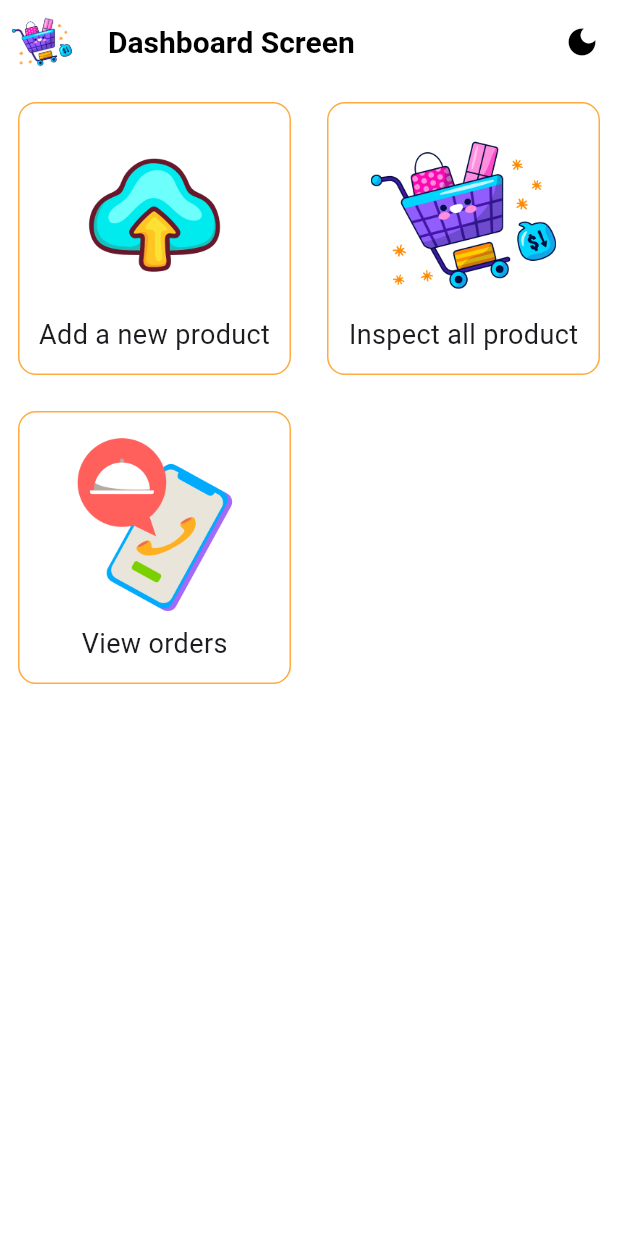
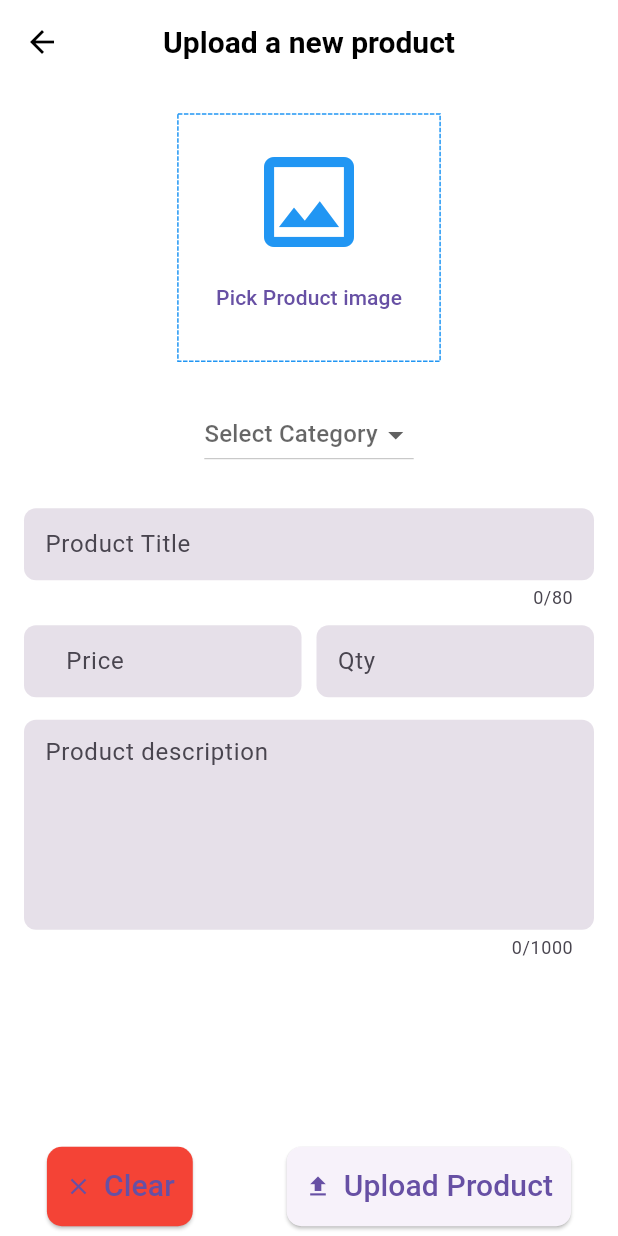
Before and after one commit to Aboud-KHalaf/store-admin-app, a Flutter app: the screen it shows after launch, after a tap on "Add a new product", on a phone screen of 412 x 824 dp. Run offline on Flutter 3.47's test engine with Material 3 defaults, Android fonts, the phone set to English and light mode, and no system bars; drawn by our look-alikes of dotted_border; our stand-ins replace fancy_shimmer_image, image_picker, shared_preferences, shimmer; missing offline and left inert: dynamic_height_grid_view.

Commit message:
finish admin panel app

```diff
--- a/lib/consts/app_constants.dart
+++ b/lib/consts/app_constants.dart
@@ -1,3 +1,5 @@
+import 'package:flutter/material.dart';
+
 class AppConstants {
   static const String productImageUrl =
       'https://i.ibb.co/8r1Ny2n/20-Nike-Air-Force-1-07.png';
@@ -9,5 +11,20 @@ class AppConstants {
     'Shoes',
     'Funiture',
     'Watches',
+    'Accessories'
   ];
+
+  static List<DropdownMenuItem<String>>? get categoriesDropDownList {
+    List<DropdownMenuItem<String>>? menuItems =
+        List<DropdownMenuItem<String>>.generate(
+      categoriesList.length,
+      (index) => DropdownMenuItem(
+        value: categoriesList[index],
+        child: Text(
+          categoriesList[index],
+        ),
+      ),
+    );
+    return menuItems;
+  }
 }
--- a/lib/main.dart
+++ b/lib/main.dart
@@ -1,6 +1,7 @@
 import 'package:flutter/material.dart';
 import 'package:provider/provider.dart';
 import 'package:shopsmart_admin_ar/screens/dashboard_screen.dart';
+import 'package:shopsmart_admin_ar/screens/edit_upload_product_form.dart';
 import 'consts/theme_data.dart';
 import 'providers/product_provider.dart';
 import 'providers/theme_provider.dart';
@@ -41,6 +42,8 @@ class MyApp extends StatelessWidget {
           routes: {
             OrdersScreenFree.routeName: (context) => const OrdersScreenFree(),
             SearchScreen.routeName: (context) => const SearchScreen(),
+            EditOrUploadProductScreen.routeName: (context) =>
+                const EditOrUploadProductScreen(),
           },
         );
       }),
--- a/lib/models/dashboard_button_model.dart
+++ b/lib/models/dashboard_button_model.dart
@@ -1,4 +1,5 @@
 import 'package:flutter/material.dart';
+import 'package:shopsmart_admin_ar/screens/edit_upload_product_form.dart';
 import 'package:shopsmart_admin_ar/screens/search_screen.dart';
 import 'package:shopsmart_admin_ar/services/assets_manager.dart';
 
@@ -15,7 +16,10 @@ class DashboardButtonModel {
         DashboardButtonModel(
           text: 'Add a new product',
           image: AssetsManager.cloud,
-          onTap: () {},
+          onTap: () {
+            Navigator.of(context)
+                .pushNamed(EditOrUploadProductScreen.routeName);
+          },
         ),
         DashboardButtonModel(
           text: 'Inspect all product',
--- /dev/null
+++ b/lib/screens/edit_upload_product_form.dart
@@ -0,0 +1,417 @@
+import 'dart:io';
+
+import 'package:dotted_border/dotted_border.dart';
+import 'package:flutter/material.dart';
+import 'package:flutter/services.dart';
+import 'package:image_picker/image_picker.dart';
+import 'package:shopsmart_admin_ar/consts/app_constants.dart';
+import 'package:shopsmart_admin_ar/models/product_model.dart';
+import 'package:shopsmart_admin_ar/services/my_app_method.dart';
+import 'package:shopsmart_admin_ar/widgets/subtitle_text.dart';
+
+import '../consts/my_validators.dart';
+import '../widgets/title_text.dart';
+
+class EditOrUploadProductScreen extends StatefulWidget {
+  static const routeName = '/EditOrUploadProductScreen';
+
+  const EditOrUploadProductScreen({
+    super.key,
+    this.productModel,
+  });
+  final ProductModel? productModel;
+  @override
+  State<EditOrUploadProductScreen> createState() =>
+      _EditOrUploadProductScreenState();
+}
+
+class _EditOrUploadProductScreenState extends State<EditOrUploadProductScreen> {
+  final _formKey = GlobalKey<FormState>();
+  XFile? _pickedImage;
+  bool isEditing = false;
+  String? productNetworkImage;
+
+  late TextEditingController _titleController,
+      _priceController,
+      _descriptionController,
+      _quantityController;
+  String? _categoryValue;
+  @override
+  void initState() {
+    if (widget.productModel != null) {
+      isEditing = true;
+      productNetworkImage = widget.productModel!.productImage;
+      _categoryValue = widget.productModel!.productCategory;
+    }
+    _titleController =
+        TextEditingController(text: widget.productModel?.productTitle);
+    _priceController =
+        TextEditingController(text: widget.productModel?.productPrice);
+    _descriptionController =
+        TextEditingController(text: widget.productModel?.productDescription);
+    _quantityController =
+        TextEditingController(text: widget.productModel?.productQuantity);
+
+    super.initState();
+  }
+
+  @override
+  void dispose() {
+    _titleController.dispose();
+    _priceController.dispose();
+    _descriptionController.dispose();
+    _quantityController.dispose();
+    super.dispose();
+  }
+
+  void clearForm() {
+    _titleController.clear();
+    _priceController.clear();
+    _descriptionController.clear();
+    _quantityController.clear();
+    removePickedImage();
+  }
+
+  void removePickedImage() {
+    setState(() {
+      _pickedImage = null;
+      productNetworkImage = null;
+    });
+  }
+
+  Future<void> _uploadProduct() async {
+    if (_categoryValue == null) {
+      MyAppMethods.showErrorORWarningDialog(
+        context: context,
+        subtitle: "Category is empty",
+        fct: () {},
+      );
+
+      return;
+    }
+    if (_pickedImage == null) {
+      MyAppMethods.showErrorORWarningDialog(
+        context: context,
+        subtitle: "Please pick up an image",
+        fct: () {},
+      );
+
+      return;
+    }
+    final isValid = _formKey.currentState!.validate();
+    FocusScope.of(context).unfocus();
+    if (isValid) {}
+  }
+
+  Future<void> _editProduct() async {
+    final isValid = _formKey.currentState!.validate();
+    FocusScope.of(context).unfocus();
+    if (_pickedImage == null && productNetworkImage == null) {
+      MyAppMethods.showErrorORWarningDialog(
+        context: context,
+        subtitle: "Please pick up an image",
+        fct: () {},
+      );
+      return;
+    }
+    if (isValid) {}
+  }
+
+  Future<void> localImagePicker() async {
+    final ImagePicker picker = ImagePicker();
+    await MyAppMethods.imagePickerDialog(
+      context: context,
+      cameraFCT: () async {
+        _pickedImage = await picker.pickImage(source: ImageSource.camera);
+        setState(() {});
+      },
+      galleryFCT: () async {
+        _pickedImage = await picker.pickImage(source: ImageSource.gallery);
+        setState(() {});
+      },
+      removeFCT: () {
+        setState(() {
+          _pickedImage = null;
+        });
+      },
+    );
+  }
+
+  @override
+  Widget build(BuildContext context) {
+    final size = MediaQuery.of(context).size;
+    return GestureDetector(
+      onTap: () {
+        FocusScope.of(context).unfocus();
+      },
+      child: Scaffold(
+        bottomSheet: SizedBox(
+          height: kBottomNavigationBarHeight + 10,
+          child: Material(
+            color: Theme.of(context).scaffoldBackgroundColor,
+            child: Row(
+              mainAxisAlignment: MainAxisAlignment.spaceAround,
+              children: [
+                ElevatedButton.icon(
+                  style: ElevatedButton.styleFrom(
+                    padding: const EdgeInsets.all(12),
+                    backgroundColor: Colors.red,
+                    shape: RoundedRectangleBorder(
+                      borderRadius: BorderRadius.circular(
+                        10,
+                      ),
+                    ),
+                  ),
+                  icon: const Icon(Icons.clear),
+                  label: const Text(
+                    "Clear",
+                    style: TextStyle(
+                      fontSize: 20,
+                    ),
+                  ),
+                  onPressed: () {},
+                ),
+                ElevatedButton.icon(
+                  style: ElevatedButton.styleFrom(
+                    padding: const EdgeInsets.all(12),
+                    // backgroundColor: Colors.red,
+                    shape: RoundedRectangleBorder(
+                      borderRadius: BorderRadius.circular(
+                        10,
+                      ),
+                    ),
+                  ),
+                  icon: const Icon(Icons.upload),
+                  label: Text(
+                    isEditing ? "Edit Product" : "Upload Product",
+                    style: const TextStyle(
+                      fontSize: 20,
+                    ),
+                  ),
+                  onPressed: () {
+                    if (isEditing) {
+                      _editProduct();
+                    } else {
+                      _uploadProduct();
+                    }
+                  },
+                ),
+              ],
+            ),
+          ),
+        ),
+        appBar: AppBar(
+          centerTitle: true,
+          title: const TitlesTextWidget(
+            label: "Upload a new product",
+          ),
+        ),
+        body: SafeArea(
+          child: SingleChildScrollView(
+            child: Column(
+              children: [
+                const SizedBox(
+                  height: 20,
+                ),
+                if (isEditing && productNetworkImage != null) ...[
+                  ClipRRect(
+                    borderRadius: BorderRadius.circular(12),
+                    child: Image.network(
+                      productNetworkImage!,
+                      height: size.width * 0.5,
+                      alignment: Alignment.center,
+                    ),
+                  ),
+                ] else if (_pickedImage == null) ...[
+                  SizedBox(
+                    width: size.width * 0.4 + 10,
+                    height: size.width * 0.4,
+                    child: DottedBorder(
+                        color: Colors.blue,
+                        radius: const Radius.circular(12),
+                        child: Center(
+                          child: Column(
+                            crossAxisAlignment: CrossAxisAlignment.center,
+                            mainAxisAlignment: MainAxisAlignment.center,
+                            children: [
+                              const Icon(
+                                Icons.image_outlined,
+                                size: 80,
+                                color: Colors.blue,
+                              ),
+                              TextButton(
+                                onPressed: () {
+                                  localImagePicker();
+                                },
+                                child: const Text("Pick Product image"),
+                              ),
+                            ],
+                          ),
+                        )),
+                  ),
+                ] else ...[
+                  ClipRRect(
+                    borderRadius: BorderRadius.circular(12),
+                    child: Image.file(
+                      File(
+                        _pickedImage!.path,
+                      ),
+                      // width: size.width * 0.7,
+                      height: size.width * 0.5,
+                      alignment: Alignment.center,
+                    ),
+                  ),
+                ],
+                if (_pickedImage != null && productNetworkImage != null) ...[
+                  Row(
+                    mainAxisAlignment: MainAxisAlignment.center,
+                    children: [
+                      TextButton(
+                        onPressed: () {
+                          localImagePicker();
+                        },
+                        child: const Text("Pick another image"),
+                      ),
+                      TextButton(
+                        onPressed: () {
+                          removePickedImage();
+                        },
+                        child: const Text(
+                          "Remove image",
+                          style: TextStyle(color: Colors.red),
+                        ),
+                      ),
+                    ],
+                  )
+                ],
+                const SizedBox(
+                  height: 25,
+                ),
+                DropdownButton<String>(
+                  hint: Text(_categoryValue ?? "Select Category"),
+                  value: _categoryValue,
+                  items: AppConstants.categoriesDropDownList,
+                  onChanged: (String? value) {
+                    setState(() {
+                      _categoryValue = value;
+                    });
+                  },
+                ),
+                const SizedBox(
+                  height: 25,
+                ),
+                Padding(
+                  padding:
+                      const EdgeInsets.symmetric(horizontal: 16, vertical: 0),
+                  child: Form(
+                    key: _formKey,
+                    child: Column(
+                      children: [
+                        TextFormField(
+                          controller: _titleController,
+                          key: const ValueKey('Title'),
+                          maxLength: 80,
+                          minLines: 1,
+                          maxLines: 2,
+                          keyboardType: TextInputType.multiline,
+                          textInputAction: TextInputAction.newline,
+                          decoration: const InputDecoration(
+                            hintText: 'Product Title',
+                          ),
+                          validator: (value) {
+                            return MyValidators.uploadProdTexts(
+                              value: value,
+                              toBeReturnedString: "Please enter a valid title",
+                            );
+                          },
+                        ),
+                        const SizedBox(
+                          height: 10,
+                        ),
+                        Row(
+                          children: [
+                            Flexible(
+                              flex: 1,
+                              child: TextFormField(
+                                controller: _priceController,
+                                key: const ValueKey('Price \$'),
+                                keyboardType: TextInputType.number,
+                                inputFormatters: <TextInputFormatter>[
+                                  FilteringTextInputFormatter.allow(
+                                    RegExp(r'^(\d+)?\.?\d{0,2}'),
+                                  ),
+                                ],
+                                decoration: const InputDecoration(
+                                    hintText: 'Price',
+                                    prefix: SubtitleTextWidget(
+                                      label: "\$ ",
+                                      color: Colors.blue,
+                                      fontSize: 16,
+                                    )),
+                                validator: (value) {
+                                  return MyValidators.uploadProdTexts(
+                                    value: value,
+                                    toBeReturnedString: "Price is missing",
+                                  );
+                                },
+                              ),
+                            ),
+                            const SizedBox(
+                              width: 10,
+                            ),
+                            Flexible(
+                              flex: 1,
+                              child: TextFormField(
+                                inputFormatters: [
+                                  FilteringTextInputFormatter.digitsOnly
+                                ],
+                                controller: _quantityController,
+                                keyboardType: TextInputType.number,
+                                key: const ValueKey('Quantity'),
+                                decoration: const InputDecoration(
+                                  hintText: 'Qty',
+                                ),
+                                validator: (value) {
+                                  return MyValidators.uploadProdTexts(
+                                    value: value,
+                                    toBeReturnedString: "Quantity is missed",
+                                  );
+                                },
+                              ),
+                            ),
+                          ],
+                        ),
+                        const SizedBox(height: 15),
+                        TextFormField(
+                          key: const ValueKey('Description'),
+                          controller: _descriptionController,
+                          minLines: 5,
+                          maxLines: 8,
+                          maxLength: 1000,
+                          textCapitalization: TextCapitalization.sentences,
+                          decoration: const InputDecoration(
+                            hintText: 'Product description',
+                          ),
+                          validator: (value) {
+                            return MyValidators.uploadProdTexts(
+                              value: value,
+                              toBeReturnedString: "Description is missed",
+                            );
+                          },
+                          onTap: () {},
+                        ),
+                      ],
+                    ),
+                  ),
+                ),
+                const SizedBox(
+                  height: kBottomNavigationBarHeight + 10,
+                )
+              ],
+            ),
+          ),
+        ),
+      ),
+    );
+  }
+}
--- a/lib/widgets/dashboard_button.dart
+++ b/lib/widgets/dashboard_button.dart
@@ -24,10 +24,8 @@ class DashboardButtonWidget extends StatelessWidget {
         child: Container(
           decoration: BoxDecoration(
             borderRadius: BorderRadius.circular(12),
-            border: Border.all(
-              color: Colors.orangeAccent,
           ),
-          ),
+          child: Card(
             child: Column(
               mainAxisAlignment: MainAxisAlignment.center,
               crossAxisAlignment: CrossAxisAlignment.center,
@@ -45,6 +43,7 @@ class DashboardButtonWidget extends StatelessWidget {
             ),
           ),
         ),
+      ),
     );
   }
 }
--- a/pubspec.yaml
+++ b/pubspec.yaml
@@ -25,6 +25,7 @@ dependencies:
   image_picker: ^0.8.7+5
   # Utils
   uuid: ^3.0.7
+  dotted_border: ^2.1.0
 
 dev_dependencies:
   flutter_test:
```
Also changed, not shown: lib/widgets/pick_image_widget.dart (added, +55 -0 lines), pubspec.lock. Lines whose indentation alone changed are shown as unchanged.
